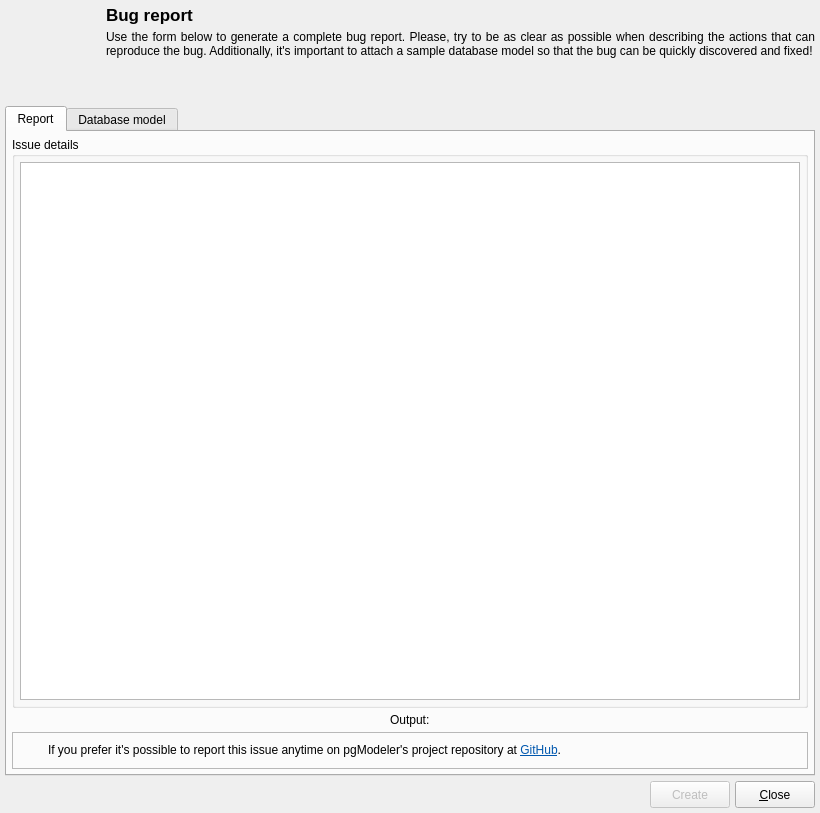
This is libs/libgui/ui/tools/bugreportform.ui in arichiardi/pgmodeler as Qt 5 draws it before an edit. The edited form follows.
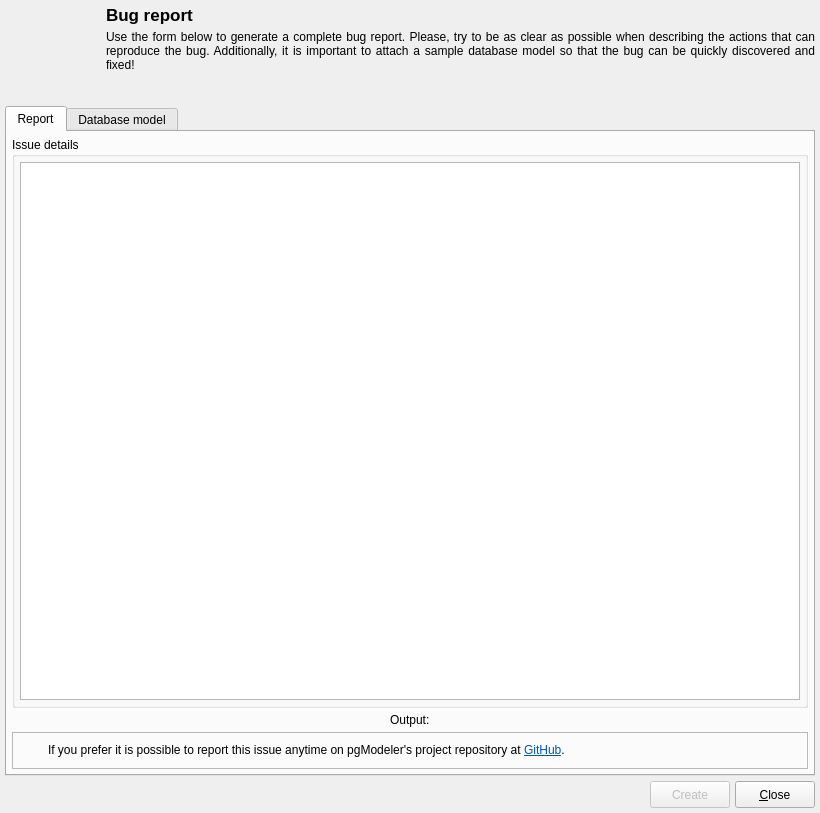
This is the edited form. Icons and pictures are not drawn.

Commit message: Improve English grammar in UI strings on bugreportform.ui

```diff
--- a/libs/libgui/ui/tools/bugreportform.ui
+++ b/libs/libgui/ui/tools/bugreportform.ui
@@ -243,7 +243,7 @@
       </size>
      </property>
      <property name="text">
-      <string>Use the form below to generate a complete bug report. Please, try to be as clear as possible when describing the actions that can reproduce the bug. Additionally, it's important to attach a sample database model so that the bug can be quickly discovered and fixed!</string>
+      <string>Use the form below to generate a complete bug report. Please, try to be as clear as possible when describing the actions that can reproduce the bug. Additionally, it is important to attach a sample database model so that the bug can be quickly discovered and fixed!</string>
      </property>
      <property name="textFormat">
       <enum>Qt::TextFormat::PlainText</enum>
@@ -434,7 +434,7 @@
           <item row="0" column="1">
            <widget class="QLabel" name="hint_lbl">
             <property name="text">
-             <string>&lt;html&gt;&lt;head/&gt;&lt;body&gt;&lt;p&gt;If you prefer it's possible to report this issue anytime on pgModeler's project repository at &lt;a href=&quot;http://github.com/pgmodeler/pgmodeler/issues&quot;&gt;&lt;span style=&quot; text-decoration: underline; color:#0057ae;&quot;&gt;GitHub&lt;/span&gt;&lt;/a&gt;. &lt;/p&gt;&lt;/body&gt;&lt;/html&gt;</string>
+             <string>&lt;html&gt;&lt;head/&gt;&lt;body&gt;&lt;p&gt;If you prefer it is possible to report this issue anytime on pgModeler's project repository at &lt;a href=&quot;http://github.com/pgmodeler/pgmodeler/issues&quot;&gt;&lt;span style=&quot; text-decoration: underline; color:#0057ae;&quot;&gt;GitHub&lt;/span&gt;&lt;/a&gt;. &lt;/p&gt;&lt;/body&gt;&lt;/html&gt;</string>
             </property>
             <property name="textFormat">
              <enum>Qt::TextFormat::AutoText</enum>
```
